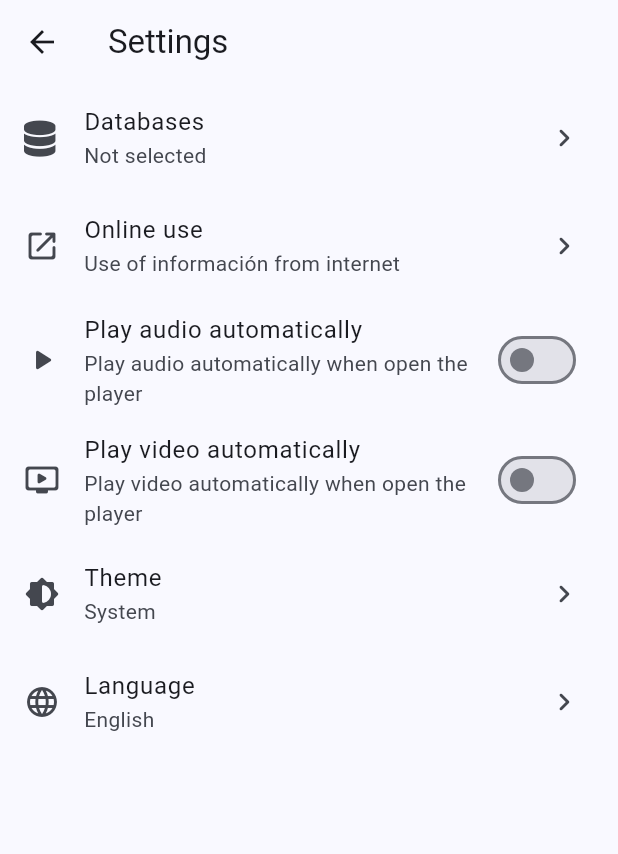
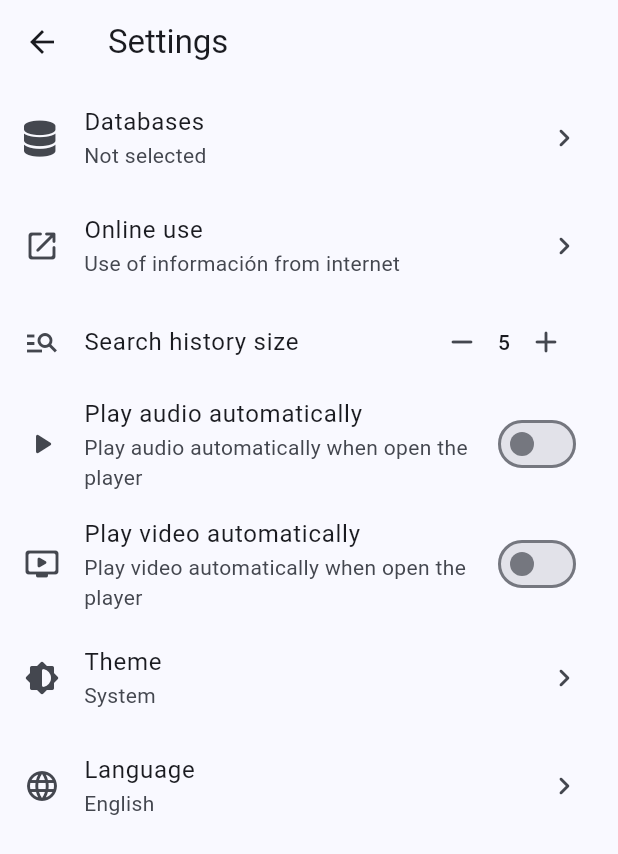
Before and after one commit to DamianAldair/guatini, a Flutter app: the SettingsPage screen opened directly, on a phone screen of 412 x 824 dp. Shown: the top 854 px of the screen. Run offline on Flutter 3.47's test engine with Material 2 defaults, Android fonts, the phone set to English and light mode, and no system bars; our stand-ins replace adaptive_theme, card_swiper, dio, flutter_native_splash, font_awesome_flutter, geolocator and 5 more; missing offline and left inert: audioplayers_platform_interface, dcdg, external_path, package_info_plus_platform_interface, qr_code_scanner, selectable and 3 more; accounts and stored records are empty; generated files the repository leaves out were written again; statements that could not run were skipped; project files that could hold a hidden picture were left out.

Commit message:
Search History Fix

```diff
--- a/lib/l10n/app_en.arb
+++ b/lib/l10n/app_en.arb
@@ -146,6 +146,7 @@
     "refresh": "Refresh",
     "replay": "Replay",
     "search": "Search",
+    "searchHistotySize": "Search history size",
     "searchSpecies": "Search Species",
     "selectLocationMode": "Please, select location mode",
     "selectMode": "Select mode",
--- a/lib/l10n/app_es.arb
+++ b/lib/l10n/app_es.arb
@@ -146,6 +146,7 @@
     "refresh": "Refrescar",
     "replay": "Comenzar reproducción de nuevo",
     "search": "Buscar",
+    "searchHistotySize": "Tamaño del historial de búsqueda",
     "searchSpecies": "Buscar especie",
     "selectLocationMode": "Por favor, seleccione un modo de ubicación",
     "selectMode": "Seleccionar modo",
--- a/lib/pages/settings_page.dart
+++ b/lib/pages/settings_page.dart
@@ -54,6 +54,27 @@ class _SettingsPageState extends State<SettingsPage> {
               MaterialPageRoute(builder: (_) => const OnlineUsePage()),
             ),
           ),
+          ListTile(
+            leading: const Icon(Icons.manage_search_outlined),
+            title: Text(AppLocalizations.of(context).searchHistotySize),
+            trailing: Row(
+              mainAxisSize: MainAxisSize.min,
+              children: [
+                IconButton(
+                  icon: const Icon(Icons.remove_rounded),
+                  onPressed: () => setState(() => prefs.numberOfLastSearches--),
+                ),
+                Text(
+                  prefs.numberOfLastSearches.toString(),
+                  style: Theme.of(context).textTheme.labelLarge,
+                ),
+                IconButton(
+                  icon: const Icon(Icons.add_rounded),
+                  onPressed: () => setState(() => prefs.numberOfLastSearches++),
+                ),
+              ],
+            ),
+          ),
           SwitchListTile(
             secondary: const Icon(Icons.play_arrow_rounded),
             title: Text(AppLocalizations.of(context).autoplayAudio),
--- a/lib/providers/search_provider.dart
+++ b/lib/providers/search_provider.dart
@@ -378,9 +378,10 @@ abstract class SearchProvider {
           [main].[media].[path]
           from [main].[specie]
           inner join [main].[media] on [main].[specie].[id] = [main].[media].[fk_specie_]
-          inner join [main].[main_image] on [main].[media].[id] = [main].[main_image].[fk_media_]
           inner join [main].[common_name] on [main].[specie].[id] = [main].[common_name].[fk_specie_]
-          where [main].[common_name].[name] LIKE '%$search%' OR [main].[specie].[scientific_name] LIKE '%$search%'
+          where [main].[media].[fk_type_] = 1 AND
+            ([main].[common_name].[name] LIKE '%$search%' OR [main].[specie].[scientific_name] LIKE '%$search%')
+          group by [main].[specie].[scientific_name]
           order by [main].[specie].[scientific_name];
       ''';
       final result = await db.rawQuery(query);
```
Also changed, not shown: lib/pages/simple_search_page.dart (+10 -5 lines), lib/providers/userpreferences_provider.dart (+19 -17 lines).
